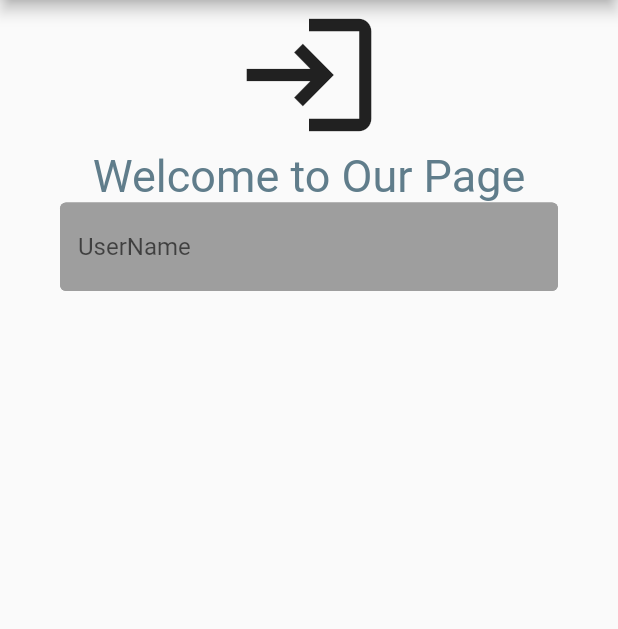
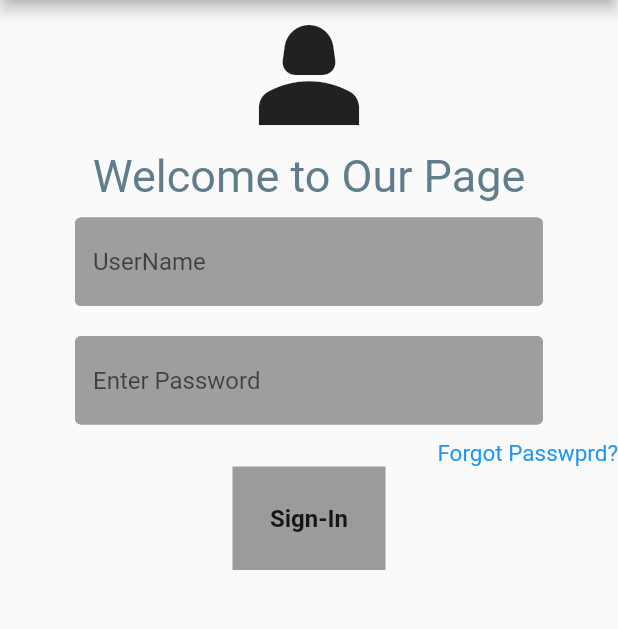
Before and after one commit to mumah-code/Login_UI, a Flutter app: the screen it shows after launch, on a phone screen of 412 x 824 dp, the part 84-713 px from its top. Run offline on Flutter 3.47's test engine with Material 2 defaults, Android fonts, the phone set to English and light mode, and no system bars.

Commit message:
button, divider added

```diff
--- a/lib/main.dart
+++ b/lib/main.dart
@@ -1,14 +1,12 @@
 import 'package:flutter/material.dart';
 import 'package:login/components/form_field.dart';
+import 'package:login/components/button.dart';
 
-void main() => runApp(MyApp());
+void main() => runApp(const MyApp());
 
 class MyApp extends StatelessWidget {
-  MyApp({super.key});
-  // This widget is the root of your application.
-  // text_editing controller
-  //final usernameController = TextEditingController();
-  final passWord = TextEditingController();
+  const MyApp({super.key});
+  // This widget is the root of your applicatio
   @override
   Widget build(BuildContext context) {
     return MaterialApp(
@@ -21,14 +19,16 @@ class MyApp extends StatelessWidget {
       ),
       debugShowCheckedModeBanner: false,
       // A widget which will be started on application startup
-      home: const MyHomePage(title: 'Login Page'),
+      home: MyHomePage(title: 'Login Page'),
     );
   }
 }
 
 class MyHomePage extends StatelessWidget {
   final String title;
-  const MyHomePage({super.key, required this.title});
+  final usernameController = TextEditingController();
+  final passWord = TextEditingController();
+  MyHomePage({super.key, required this.title});
 
   @override
   Widget build(BuildContext context) {
@@ -43,7 +43,7 @@ class MyHomePage extends StatelessWidget {
             children: [
               // icon
               const Icon(
-              Icons.login,
+                Icons.person_2,
                 size: 100,
               ),
               // welcome_text
@@ -54,17 +54,40 @@ class MyHomePage extends StatelessWidget {
                   fontSize: 30,
                 ),
               ),
-            MyTextfield(
-              controller: TextEditingController(),
+              // user name field
+              Padding(
+                padding: const EdgeInsets.all(10.0),
+                child: MyTextfield(
+                  controller: usernameController,
                   hintText: 'UserName',
                   obscureText: false,
                 ),
+              ),
+              // password field
+              Padding(
+                padding: const EdgeInsets.all(10.0),
+                child: MyTextfield(
+                  controller: passWord,
+                  hintText: 'Enter Password',
+                  obscureText: true,
+                ),
+              ),
+              // forgot password
+              Row(
+                mainAxisAlignment: MainAxisAlignment.end,
+                children: [
+                  Text(
+                    'Forgot Passwprd?',
+                    style: TextStyle(
+                      color: Colors.blue,
+                      fontSize: 15,
+                    ),
+                  ),
                 ],
-        )
-
-            // text_form_field
-            //forgot passwprd
-            //
+              ),
+              Button(),
+            ],
+          ),
         ),
       ),
     );
```
Lines whose indentation alone changed are shown as unchanged.
